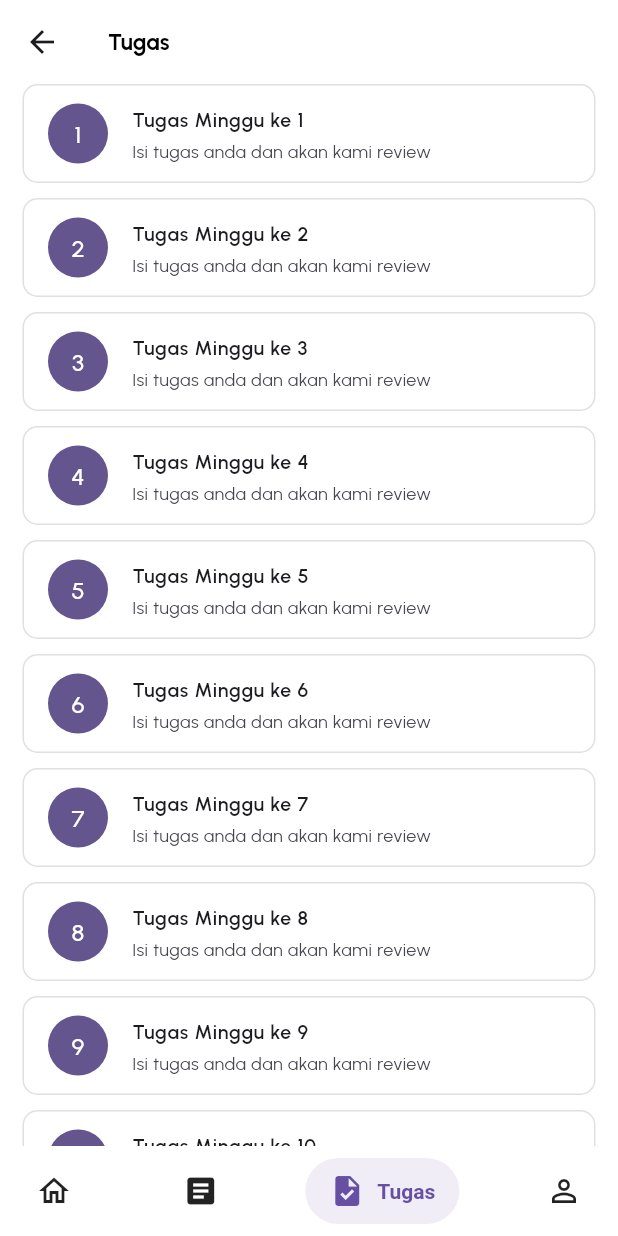
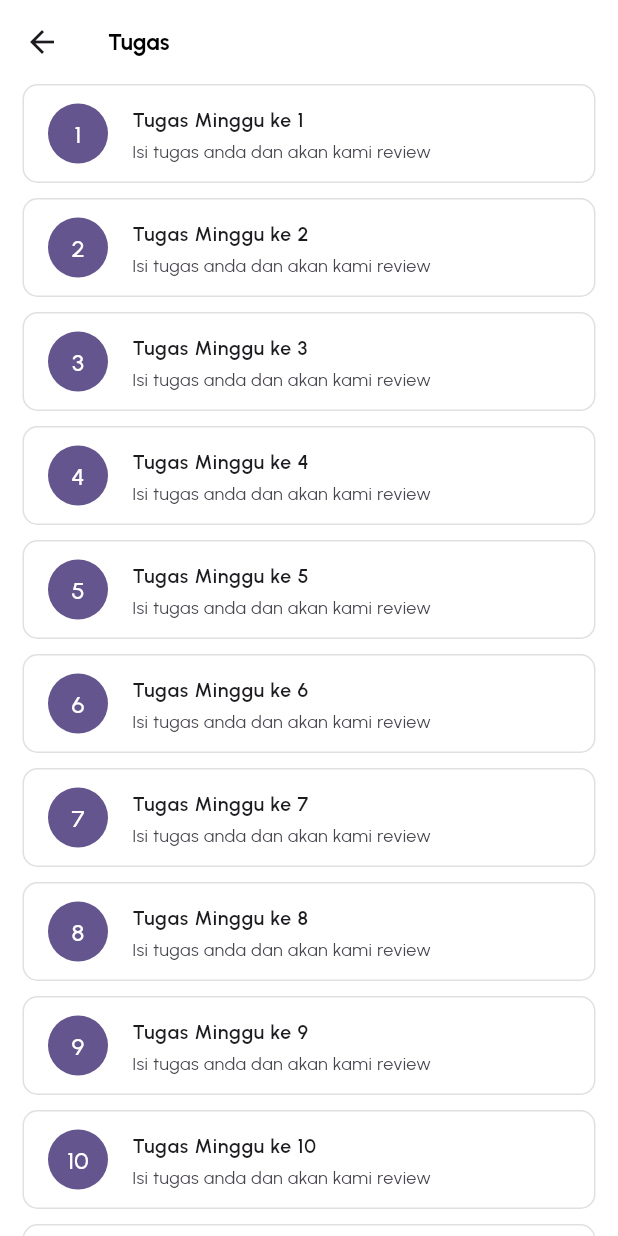
Before and after one commit to unustudents/ekonseling, a Flutter app: the TaskScreen screen opened directly, on a phone screen of 412 x 824 dp. Run offline on Flutter 3.47's test engine with Material 3 defaults, Android fonts, the phone set to English and light mode, and no system bars; our stand-ins replace bloc, carousel_slider, device_preview, equatable, flutter_bloc, flutter_svg and 2 more; network calls fail.

Commit message:
Implement navigation using Bloc and add Salomon bottom bar dependency

```diff
--- a/lib/features/task/presentation/pages/task_screen.dart
+++ b/lib/features/task/presentation/pages/task_screen.dart
@@ -1,14 +1,10 @@
 import 'package:flutter/material.dart';
-
-import '../../../../salomon_bottom_bar.dart';
 
 class TaskScreen extends StatelessWidget {
   const TaskScreen({super.key});
 
   @override
   Widget build(BuildContext context) {
-    int currentIndex = 2;
-
     return Scaffold(
       appBar: AppBar(title: const Text("Tugas")),
       body: SafeArea(
@@ -36,18 +32,6 @@ class TaskScreen extends StatelessWidget {
           separatorBuilder: (BuildContext context, int index) => const SizedBox(height: 10),
         ),
       ),
-      bottomNavigationBar: SalomonBottomBar(
-        curve: Curves.bounceIn,
-        backgroundColor: Colors.white,
-        currentIndex: currentIndex,
-        onTap: (index) => currentIndex = index,
-        items: [
-          SalomonBottomBarItem(icon: const Icon(Icons.home_outlined), title: const Text("Home")),
-          SalomonBottomBarItem(icon: const Icon(Icons.article), title: const Text("Artikel")),
-          SalomonBottomBarItem(icon: const Icon(Icons.task), title: const Text("Tugas")),
-          SalomonBottomBarItem(icon: const Icon(Icons.person_outline), title: const Text("Profil")),
-        ],
-      ),
     );
   }
 }
--- /dev/null
+++ b/lib/navigation_cubit.dart
@@ -0,0 +1,12 @@
+import 'package:flutter_bloc/flutter_bloc.dart';
+
+enum NavigationState { home, article, profile, task }
+
+class NavigationCubit extends Cubit<NavigationState> {
+  NavigationCubit() : super(NavigationState.home);
+
+  void showHome() => emit(NavigationState.home);
+  void showArticle() => emit(NavigationState.article);
+  void showProfile() => emit(NavigationState.profile);
+  void showTask() => emit(NavigationState.task);
+}
--- a/lib/salomon_bottom_bar.dart
+++ /dev/null
@@ -1,172 +0,0 @@
-import 'package:flutter/material.dart';
-
-class SalomonBottomBar extends StatelessWidget {
-  /// A bottom bar that faithfully follows the design by Aurélien Salomon
-  ///
-  /// https://dribbble.com/shots/5925052-Google-Bottom-Bar-Navigation-Pattern/
-  const SalomonBottomBar({
-    super.key,
-    required this.items,
-    this.backgroundColor,
-    this.currentIndex = 0,
-    this.onTap,
-    this.selectedItemColor,
-    this.unselectedItemColor,
-    this.selectedColorOpacity,
-    this.itemShape = const StadiumBorder(),
-    this.margin = const EdgeInsets.all(8),
-    this.itemPadding = const EdgeInsets.symmetric(vertical: 10, horizontal: 16),
-    this.duration = const Duration(milliseconds: 500),
-    this.curve = Curves.easeOutQuint,
-  });
-
-  /// A list of tabs to display, ie `Home`, `Likes`, etc
-  final List<SalomonBottomBarItem> items;
-
-  /// The tab to display.
-  final int currentIndex;
-
-  /// Returns the index of the tab that was tapped.
-  final Function(int)? onTap;
-
-  /// The background color of the bar.
-  final Color? backgroundColor;
-
-  /// The color of the icon and text when the item is selected.
-  final Color? selectedItemColor;
-
-  /// The color of the icon and text when the item is not selected.
-  final Color? unselectedItemColor;
-
-  /// The opacity of color of the touchable background when the item is selected.
-  final double? selectedColorOpacity;
-
-  /// The border shape of each item.
-  final ShapeBorder itemShape;
-
-  /// A convenience field for the margin surrounding the entire widget.
-  final EdgeInsets margin;
-
-  /// The padding of each item.
-  final EdgeInsets itemPadding;
-
-  /// The transition duration
-  final Duration duration;
-
-  /// The transition curve
-  final Curve curve;
-
-  @override
-  Widget build(BuildContext context) {
-    final theme = Theme.of(context);
-
-    return ColoredBox(
-      color: backgroundColor ?? Colors.transparent,
-      child: SafeArea(
-        minimum: margin,
-        child: Row(
-          /// Using a different alignment when there are 2 items or less
-          /// so it behaves the same as BottomNavigationBar.
-          mainAxisAlignment: items.length <= 2 ? MainAxisAlignment.spaceEvenly : MainAxisAlignment.spaceBetween,
-          children: [
-            for (final item in items)
-              TweenAnimationBuilder<double>(
-                tween: Tween(
-                  end: items.indexOf(item) == currentIndex ? 1.0 : 0.0,
-                ),
-                curve: curve,
-                duration: duration,
-                builder: (context, t, _) {
-                  final selectedColor = item.selectedColor ?? selectedItemColor ?? theme.primaryColor;
-
-                  final unselectedColor = item.unselectedColor ?? unselectedItemColor ?? theme.iconTheme.color;
-
-                  return Material(
-                    color: Color.lerp(selectedColor.withOpacity(0.0), selectedColor.withOpacity(selectedColorOpacity ?? 0.1), t),
-                    shape: itemShape,
-                    child: InkWell(
-                      onTap: () => onTap?.call(items.indexOf(item)),
-                      customBorder: itemShape,
-                      focusColor: selectedColor.withOpacity(0.1),
-                      highlightColor: selectedColor.withOpacity(0.1),
-                      splashColor: selectedColor.withOpacity(0.1),
-                      hoverColor: selectedColor.withOpacity(0.1),
-                      child: Padding(
-                        padding: itemPadding -
-                            (Directionality.of(context) == TextDirection.ltr
-                                ? EdgeInsets.only(right: itemPadding.right * t)
-                                : EdgeInsets.only(left: itemPadding.left * t)),
-                        child: Row(
-                          children: [
-                            IconTheme(
-                              data: IconThemeData(
-                                color: Color.lerp(unselectedColor, selectedColor, t),
-                                size: 24,
-                              ),
-                              child: items.indexOf(item) == currentIndex ? item.activeIcon ?? item.icon : item.icon,
-                            ),
-                            ClipRect(
-                              clipBehavior: Clip.antiAlias,
-                              child: SizedBox(
-                                /// TODOS: Constrain item height without a fixed value
-                                ///
-                                /// The Align property appears to make these full height, would be
-                                /// best to find a way to make it respond only to padding.
-                                height: 20,
-                                child: Align(
-                                  alignment: const Alignment(-0.2, 0.0),
-                                  widthFactor: t,
-                                  child: Padding(
-                                    padding: Directionality.of(context) == TextDirection.ltr
-                                        ? EdgeInsets.only(left: itemPadding.left / 2, right: itemPadding.right)
-                                        : EdgeInsets.only(left: itemPadding.left, right: itemPadding.right / 2),
-                                    child: DefaultTextStyle(
-                                      style: TextStyle(
-                                        color: Color.lerp(selectedColor.withOpacity(0.0), selectedColor, t),
-                                        fontWeight: FontWeight.w600,
-                                      ),
-                                      child: item.title,
-                                    ),
-                                  ),
-                                ),
-                              ),
-                            ),
-                          ],
-                        ),
-                      ),
-                    ),
-                  );
-                },
-              ),
-          ],
-        ),
-      ),
-    );
-  }
-}
-
-/// A tab to display in a [SalomonBottomBar]
-class SalomonBottomBarItem {
-  /// An icon to display.
-  final Widget icon;
-
-  /// An icon to display when this tab bar is active.
-  final Widget? activeIcon;
-
-  /// Text to display, ie `Home`
-  final Widget title;
-
-  /// A primary color to use for this tab.
-  final Color? selectedColor;
-
-  /// The color to display when this tab is not selected.
-  final Color? unselectedColor;
-
-  SalomonBottomBarItem({
-    required this.icon,
-    required this.title,
-    this.selectedColor,
-    this.unselectedColor,
-    this.activeIcon,
-  });
-}
--- a/pubspec.yaml
+++ b/pubspec.yaml
@@ -19,12 +19,13 @@ dependencies:
   flutter_svg: ^2.0.10+1
   gap: ^3.0.1
   get_it: ^8.0.0
+  salomon_bottom_bar: ^3.3.2
   shared_preferences: ^2.3.2
 
 dev_dependencies:
+  flutter_lints: ^4.0.0
   flutter_test:
     sdk: flutter
-  flutter_lints: ^4.0.0
 
 flutter:
   uses-material-design: true
```
Also changed, not shown: lib/app.dart (added, +89 -0 lines), lib/features/article/presentation/pages/article_screen.dart (+0 -12 lines), lib/features/home/presentation/pages/home_screen.dart (+0 -12 lines), lib/features/profile/presentation/pages/profile_screen.dart (+0 -16 lines), lib/main.dart (+5 -2 lines), pubspec.lock.
